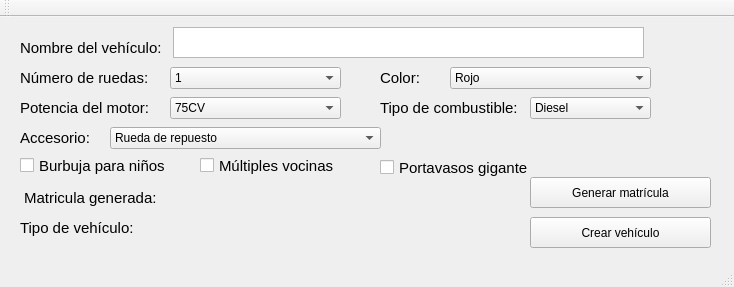
Qt form mainwindow.ui (eherng03/el-coche-de-homer) before a commit.
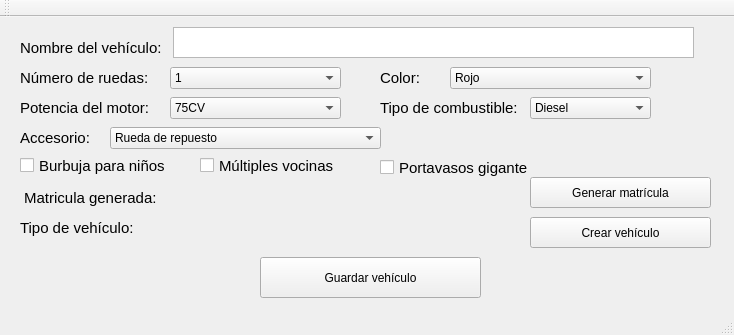
The same form after that commit.

```diff
--- a/mainwindow.ui
+++ b/mainwindow.ui
@@ -7,7 +7,7 @@
     <x>0</x>
     <y>0</y>
     <width>734</width>
-    <height>287</height>
+    <height>335</height>
    </rect>
   </property>
   <property name="mouseTracking">
@@ -40,7 +40,7 @@
      <rect>
       <x>173</x>
       <y>10</y>
-      <width>471</width>
+      <width>521</width>
       <height>31</height>
      </rect>
     </property>
@@ -455,6 +455,19 @@
      <string>Generar matrícula</string>
     </property>
    </widget>
+   <widget class="QPushButton" name="buttonGuardar">
+    <property name="geometry">
+     <rect>
+      <x>260</x>
+      <y>240</y>
+      <width>221</width>
+      <height>41</height>
+     </rect>
+    </property>
+    <property name="text">
+     <string>Guardar vehículo</string>
+    </property>
+   </widget>
   </widget>
   <widget class="QMenuBar" name="menuBar">
    <property name="geometry">
```
